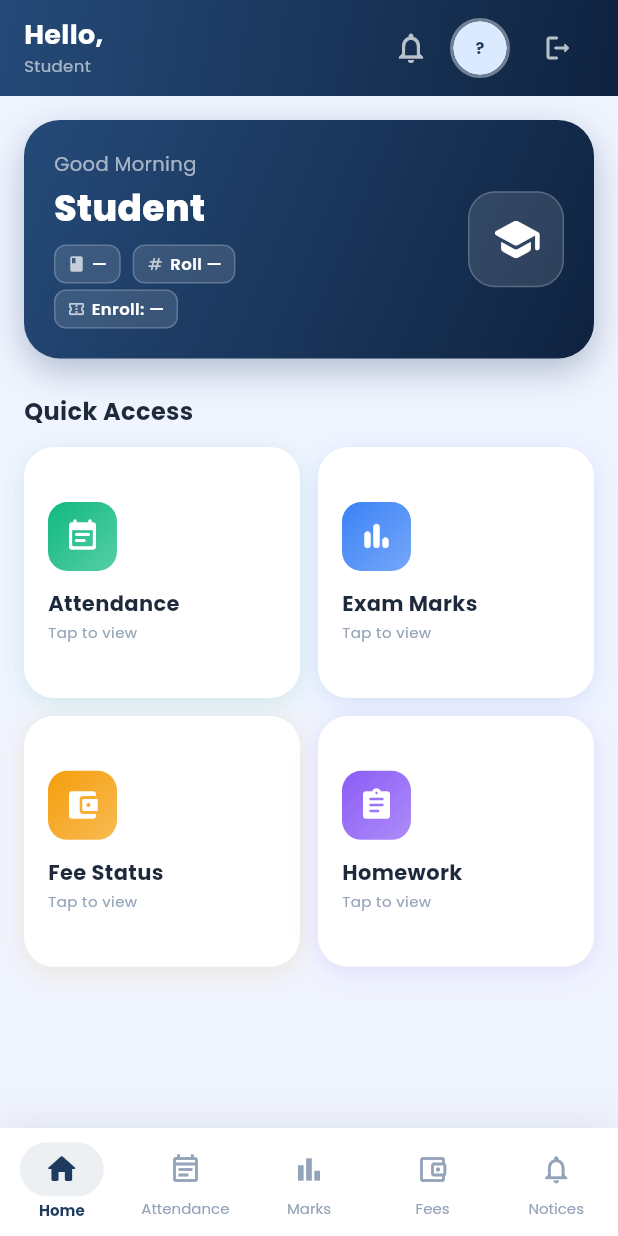
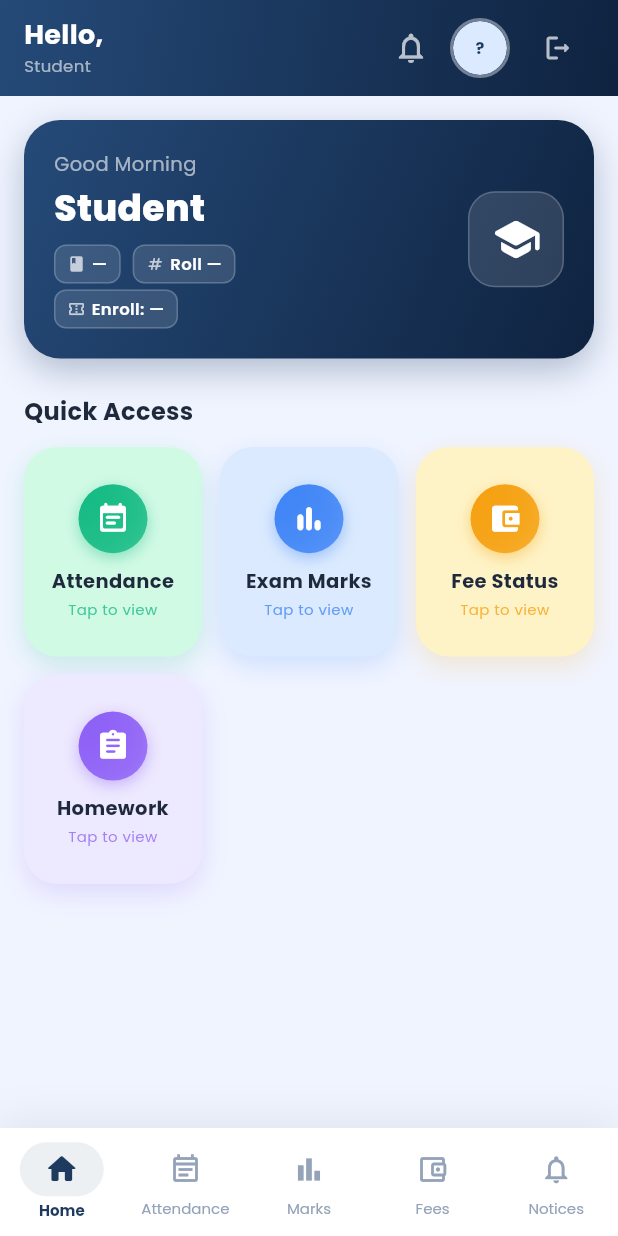
Before and after one commit to sectofficework-droid/SATYAM-SCHOOL, a Flutter app: the StudentHome screen opened by its route, on a phone screen of 412 x 824 dp. Run offline on Flutter 3.47's test engine with Material 3 defaults, Android fonts, the phone set to English and light mode, and no system bars; our stand-ins replace flutter_secure_storage, get, google_fonts, shared_preferences, shimmer, supabase_flutter; accounts and stored records are empty.

Commit message:
Fix inconsistent module-card icon sizing, make cards colorful
Root cause of icons looking "sometimes short, sometimes big" across
module cards: StatCard/_Tile wrapped their whole content (icon + two
text lines) in a single FittedBox with crossAxisAlignment.start, so
each card's un-scaled natural width was just "whichever child is
widest" - the icon (fixed 42-46px) or the label/value text. Cards with
longer text ("Mark Today", "Fee Status") had a wider natural width
than cards with short text ("24", "My Tasks"), so the same FittedBox
had to apply a different scale-down factor per card to fit the same
grid cell, shrinking some icons more than others even though they all
started at the same logical size.

Fixed by pinning every card to the same layout shape: a fixed 46x46
circular icon badge plus a fixed-width (92px), centered text block,
for both StatCard (teacher dashboard) and student dashboard's _Tile.
Now every card has the same natural size before scaling, so the
outer FittedBox (kept as a safety net for very narrow screens) applies
one uniform scale factor across the whole grid instead of a different
one per card.

Also restyled both to match the reference "colorful module tile" look
(App module card icons.png): solid pastel card background per module
(instead of a plain white card with a small colored icon square),
colored drop-shadow behind the icon, and a press-down scale animation
on tap. Added pink/teal to AppColors so "My Tasks" gets its own color
instead of reusing Students' blue. Student dashboard's Quick Access
grid also moved to 3-per-row to match the teacher dashboard.

Co-Authored-By: Claude Sonnet 5 <noreply@anthropic.com>

```diff
--- a/mobile-app/lib/app/modules/student/dashboard/student_home.dart
+++ b/mobile-app/lib/app/modules/student/dashboard/student_home.dart
@@ -297,11 +297,11 @@ class _StudentDashboard extends StatelessWidget {
           builder: (_, v, child) => Opacity(opacity: v,
             child: Transform.translate(offset: Offset(0, 20 * (1-v)), child: child)),
           child: GridView.count(
-            crossAxisCount: 2,
+            crossAxisCount: 3,
             shrinkWrap: true,
             physics: const NeverScrollableScrollPhysics(),
             crossAxisSpacing: 12, mainAxisSpacing: 12,
-            childAspectRatio: 1.1,
+            childAspectRatio: 0.85,
             children: [
               _Tile('Attendance',   Icons.event_note_rounded,            AppColors.green,  AppColors.greenLight,  () => Get.toNamed(Routes.studentAttend)),
               _Tile('Exam Marks',   Icons.bar_chart_rounded,             AppColors.blue,   AppColors.blueLight,   () => Get.toNamed(Routes.studentMarks)),
@@ -329,7 +329,7 @@ class _StudentDashboard extends StatelessWidget {
   );
 }
 
-class _Tile extends StatelessWidget {
+class _Tile extends StatefulWidget {
   final String label;
   final IconData icon;
   final Color color;
@@ -338,45 +338,75 @@ class _Tile extends StatelessWidget {
   const _Tile(this.label, this.icon, this.color, this.bg, this.onTap);
 
   @override
+  State<_Tile> createState() => _TileState();
+}
+
+class _TileState extends State<_Tile> {
+  bool _pressed = false;
+
+  @override
   Widget build(BuildContext context) => GestureDetector(
-    onTap: onTap,
-    child: Container(
-      padding: const EdgeInsets.all(16),
+    onTap: widget.onTap,
+    onTapDown: (_) => setState(() => _pressed = true),
+    onTapUp:   (_) => setState(() => _pressed = false),
+    onTapCancel: () => setState(() => _pressed = false),
+    child: AnimatedScale(
+      scale: _pressed ? 0.95 : 1,
+      duration: const Duration(milliseconds: 120),
+      curve: Curves.easeOut,
+      child: AnimatedContainer(
+        duration: const Duration(milliseconds: 150),
+        padding: const EdgeInsets.symmetric(horizontal: 8, vertical: 12),
         decoration: BoxDecoration(
-        color: AppColors.card,
-        borderRadius: BorderRadius.circular(20),
+          color: widget.bg,
+          borderRadius: BorderRadius.circular(22),
+          border: Border.all(color: widget.color.withOpacity(_pressed ? .5 : 0), width: 1.5),
           boxShadow: [
-          BoxShadow(color: color.withOpacity(.12), blurRadius: 16, offset: const Offset(0, 4)),
-          const BoxShadow(color: Color(0x06000000), blurRadius: 8, offset: Offset(0, 2)),
+            BoxShadow(color: widget.color.withOpacity(.18), blurRadius: 14, offset: const Offset(0, 6)),
           ],
         ),
-      // FittedBox scales the whole content down (never up) to fit whatever
-      // space the grid cell actually has, instead of hard-overflowing when a
-      // narrow viewport gives this tile less height than its fixed-size icon
-      // + two lines of text naturally need (same fix as StatCard).
+        // Same fixed-size icon badge + fixed-width text approach as
+        // StatCard, so every tile's icon renders at an identical size no
+        // matter how long its label is (see stat_card.dart for why).
         child: FittedBox(
           fit: BoxFit.scaleDown,
-        alignment: Alignment.centerLeft,
           child: Column(
-          crossAxisAlignment: CrossAxisAlignment.start,
             mainAxisSize: MainAxisSize.min,
             children: [
               Container(
                 width: 46, height: 46,
                 decoration: BoxDecoration(
+                  shape: BoxShape.circle,
                   gradient: LinearGradient(
-                  colors: [color, color.withOpacity(.7)],
+                    colors: [widget.color, widget.color.withOpacity(.75)],
                     begin: Alignment.topLeft, end: Alignment.bottomRight,
                   ),
-                borderRadius: BorderRadius.circular(13),
+                  boxShadow: [
+                    BoxShadow(color: widget.color.withOpacity(.4), blurRadius: 8, offset: const Offset(0, 3)),
+                  ],
                 ),
-              child: Icon(icon, color: Colors.white, size: 24),
+                child: Icon(widget.icon, color: Colors.white, size: 23),
               ),
-            const SizedBox(height: 12),
-            Text(label, style: const TextStyle(fontWeight: FontWeight.w700, fontSize: 14, color: AppColors.text)),
+              const SizedBox(height: 9),
+              SizedBox(
+                width: 92,
+                child: Text(widget.label,
+                  textAlign: TextAlign.center,
+                  maxLines: 1,
+                  overflow: TextOverflow.ellipsis,
+                  style: const TextStyle(fontWeight: FontWeight.w700, fontSize: 13, color: AppColors.text)),
+              ),
               const SizedBox(height: 2),
-            const Text('Tap to view', style: TextStyle(fontSize: 10, color: AppColors.textHint)),
+              SizedBox(
+                width: 92,
+                child: Text('Tap to view',
+                  textAlign: TextAlign.center,
+                  maxLines: 1,
+                  overflow: TextOverflow.ellipsis,
+                  style: TextStyle(fontSize: 10, color: widget.color.withOpacity(.75))),
+              ),
             ],
+          ),
         ),
       ),
     ),
--- a/mobile-app/lib/app/modules/teacher/dashboard/teacher_dashboard_tab.dart
+++ b/mobile-app/lib/app/modules/teacher/dashboard/teacher_dashboard_tab.dart
@@ -114,7 +114,7 @@ class _TeacherDashboardTabState extends State<TeacherDashboardTab>
                 shrinkWrap: true,
                 physics: const NeverScrollableScrollPhysics(),
                 crossAxisSpacing: 12, mainAxisSpacing: 12,
-                childAspectRatio: 0.92,
+                childAspectRatio: 0.85,
                 children: [
                   _AnimEntry(delay: 100, child: StatCard(
                     label: 'My Students', value: '$_studentCount',
@@ -143,7 +143,7 @@ class _TeacherDashboardTabState extends State<TeacherDashboardTab>
                   _AnimEntry(delay: 420, child: StatCard(
                     label: 'My Tasks', value: '$_pendingTasks',
                     icon: Icons.task_alt_rounded,
-                    color: AppColors.navy, bgColor: AppColors.blueLight,
+                    color: AppColors.pink, bgColor: AppColors.pinkLight,
                     onTap: () => Get.toNamed(Routes.teacherTasks),
                   )),
                 ],
--- a/mobile-app/lib/core/theme/app_theme.dart
+++ b/mobile-app/lib/core/theme/app_theme.dart
@@ -15,6 +15,10 @@ class AppColors {
   static const blueLight = Color(0xFFDBEAFE);
   static const purple    = Color(0xFF8B5CF6);
   static const purpleLight = Color(0xFFEDE9FE);
+  static const pink      = Color(0xFFEC4899);
+  static const pinkLight = Color(0xFFFCE7F3);
+  static const teal      = Color(0xFF14B8A6);
+  static const tealLight = Color(0xFFCCFBF1);
   static const bg        = Color(0xFFF0F4FF);
   static const card      = Color(0xFFFFFFFF);
   static const border    = Color(0xFFE2E8F0);
```
Also changed, not shown: mobile-app/lib/common/widgets/stat_card.dart (+36 -27 lines). Lines whose indentation alone changed are shown as unchanged.
